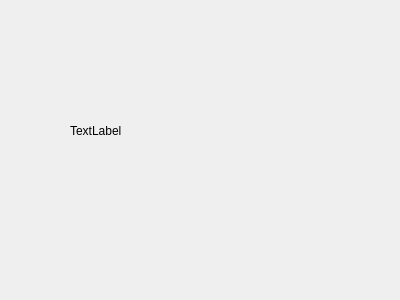
Before: the Qt Designer form mainwindow.ui in Funix565/KDM_Graph, drawn with Qt 5.
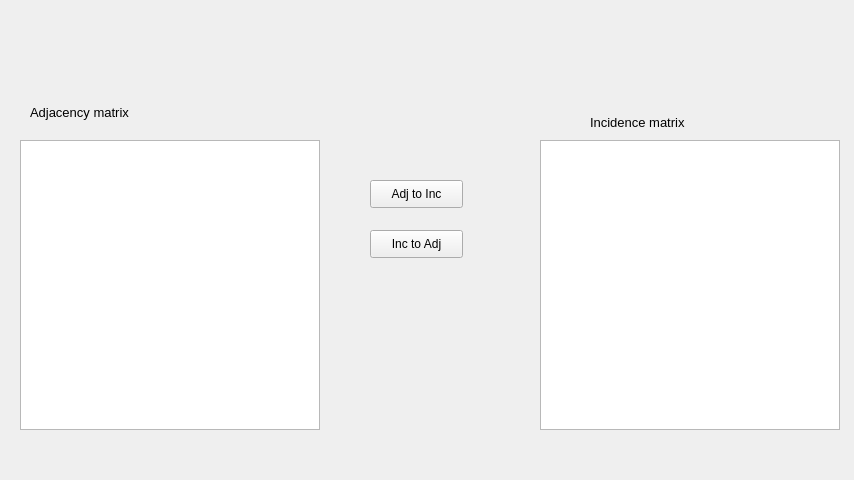
After: the same form once the commit is applied.

Commit message: Make Tables. One more field in data.structure. Raw model for implementing the algorithms

What changed in the file:
```diff
--- a/mainwindow.ui
+++ b/mainwindow.ui
@@ -6,25 +6,94 @@
    <rect>
     <x>0</x>
     <y>0</y>
-    <width>400</width>
-    <height>300</height>
+    <width>854</width>
+    <height>480</height>
    </rect>
   </property>
   <property name="windowTitle">
    <string>MainWindow</string>
   </property>
   <widget class="QWidget" name="centralWidget">
-   <widget class="QLabel" name="label_test">
+   <widget class="QTableWidget" name="tableWidget_adj">
     <property name="geometry">
      <rect>
-      <x>70</x>
+      <x>20</x>
+      <y>140</y>
+      <width>300</width>
+      <height>290</height>
+     </rect>
+    </property>
+   </widget>
+   <widget class="QTableWidget" name="tableWidget_inc">
+    <property name="geometry">
+     <rect>
+      <x>540</x>
+      <y>140</y>
+      <width>300</width>
+      <height>290</height>
+     </rect>
+    </property>
+   </widget>
+   <widget class="QPushButton" name="pushButton_toInc">
+    <property name="geometry">
+     <rect>
+      <x>370</x>
+      <y>180</y>
+      <width>93</width>
+      <height>28</height>
+     </rect>
+    </property>
+    <property name="text">
+     <string>Adj to Inc</string>
+    </property>
+   </widget>
+   <widget class="QPushButton" name="pushButton_toInc_2">
+    <property name="geometry">
+     <rect>
+      <x>370</x>
+      <y>230</y>
+      <width>93</width>
+      <height>28</height>
+     </rect>
+    </property>
+    <property name="text">
+     <string>Inc to Adj</string>
+    </property>
+   </widget>
+   <widget class="QLabel" name="label_adj">
+    <property name="geometry">
+     <rect>
+      <x>30</x>
+      <y>100</y>
+      <width>150</width>
+      <height>25</height>
+     </rect>
+    </property>
+    <property name="font">
+     <font>
+      <pointsize>10</pointsize>
+     </font>
+    </property>
+    <property name="text">
+     <string>Adjacency matrix</string>
+    </property>
+   </widget>
+   <widget class="QLabel" name="label">
+    <property name="geometry">
+     <rect>
+      <x>590</x>
       <y>110</y>
-      <width>221</width>
-      <height>41</height>
+      <width>150</width>
+      <height>25</height>
      </rect>
     </property>
+    <property name="font">
+     <font>
+      <pointsize>10</pointsize>
+     </font>
+    </property>
     <property name="text">
-     <string>TextLabel</string>
+     <string>Incidence matrix</string>
     </property>
    </widget>
   </widget>
```
The commit also changes 6 other files.
